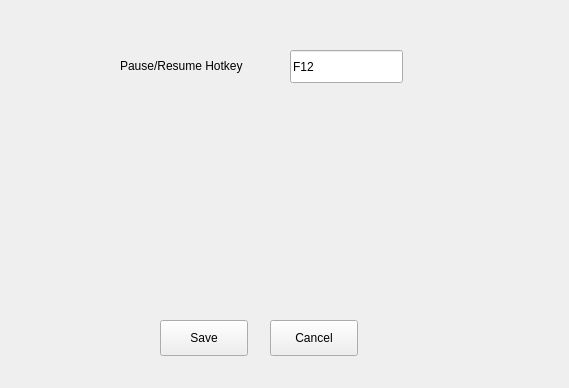
First picture: the form in cxx-api-examples/vibeinput/preference.ui, repository yangjuncode/sherpa-onnx, before the edit.
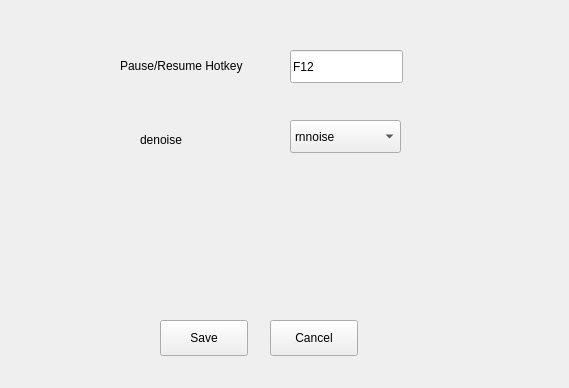
Second picture: the form after the edit.

```diff
--- a/cxx-api-examples/vibeinput/preference.ui
+++ b/cxx-api-examples/vibeinput/preference.ui
@@ -65,6 +65,44 @@
     <string>Cancel</string>
    </property>
   </widget>
+  <widget class="QLabel" name="lbl_denoise">
+   <property name="geometry">
+    <rect>
+     <x>140</x>
+     <y>130</y>
+     <width>59</width>
+     <height>19</height>
+    </rect>
+   </property>
+   <property name="text">
+    <string>denoise</string>
+   </property>
+  </widget>
+  <widget class="QComboBox" name="cbx_denoise">
+   <property name="geometry">
+    <rect>
+     <x>290</x>
+     <y>120</y>
+     <width>111</width>
+     <height>33</height>
+    </rect>
+   </property>
+   <item>
+    <property name="text">
+     <string>rnnoise</string>
+    </property>
+   </item>
+   <item>
+    <property name="text">
+     <string>gtcrn</string>
+    </property>
+   </item>
+   <item>
+    <property name="text">
+     <string>none</string>
+    </property>
+   </item>
+  </widget>
  </widget>
  <resources/>
  <connections/>
```
